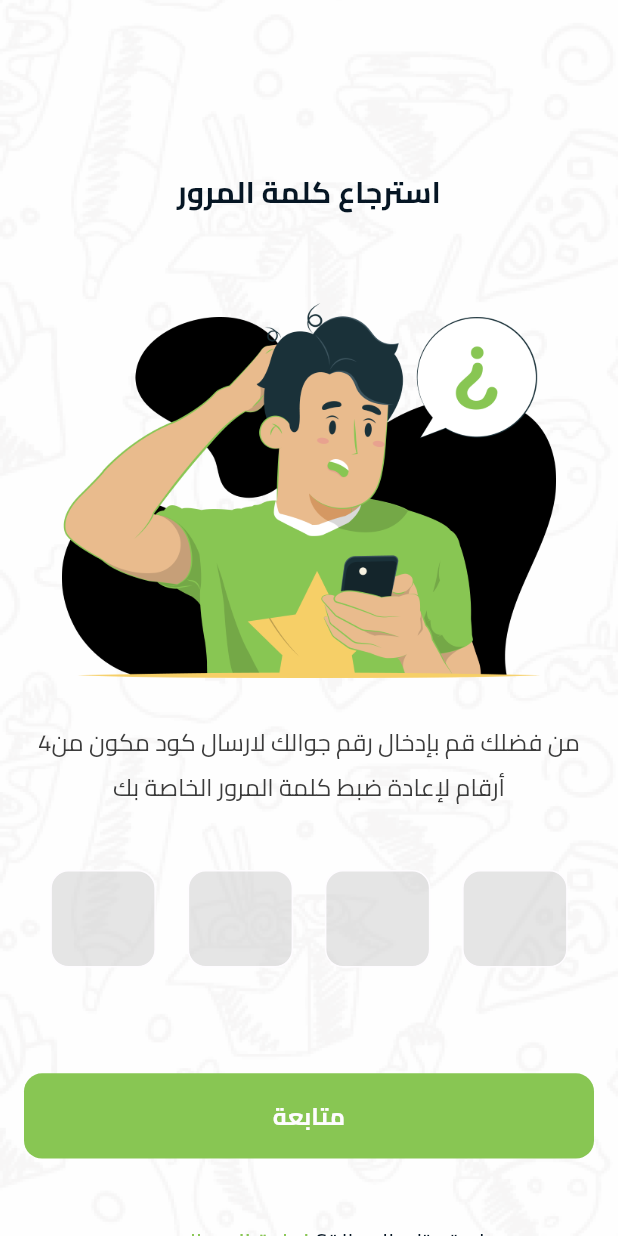
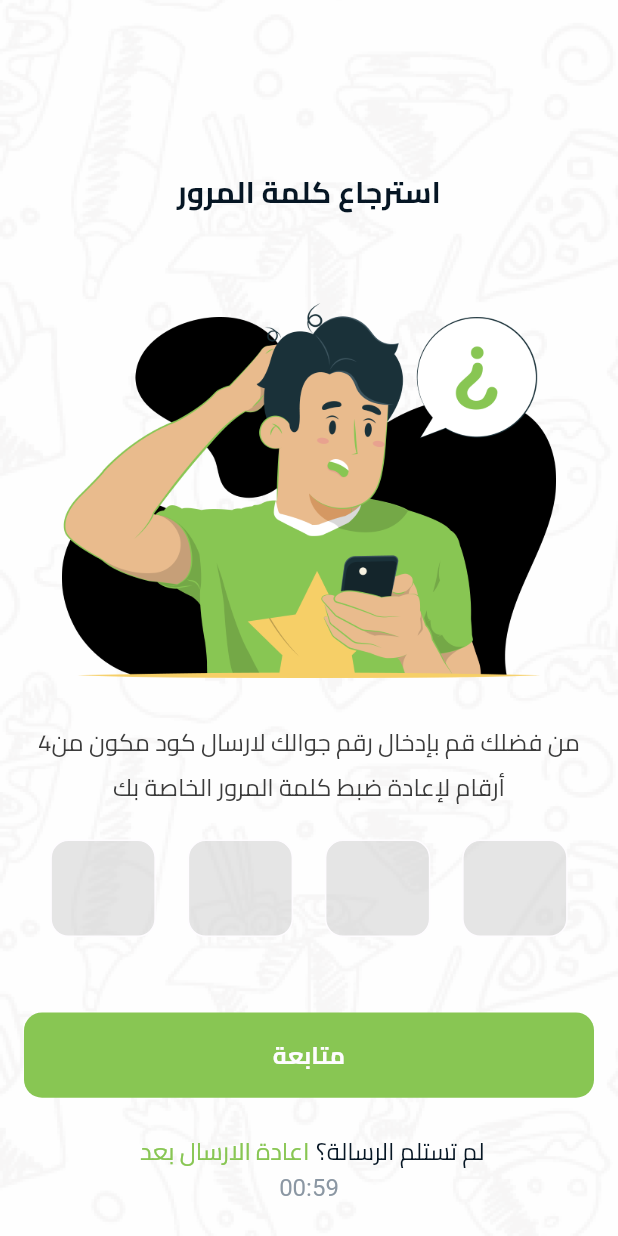
Before and after one commit to IbrahimKhattab172000/harri_farm_app, a Flutter app: the VerificationView screen opened directly, on a phone screen of 412 x 824 dp. Run offline on Flutter 3.47's test engine with Material 3 defaults, Android fonts, the light colour scheme and no system bars; drawn by our look-alikes of pin_code_fields; our stand-ins replace country_code_picker, easy_localization, flutter_screenutil, smooth_page_indicator.

Commit message:
refactored VerificationView

```diff
--- a/lib/features/verification/view/view.dart
+++ b/lib/features/verification/view/view.dart
@@ -1,8 +1,11 @@
 import 'package:flutter/material.dart';
-import 'package:harri_farm_app/features/verification/widgets/image.dart';
+import 'package:harri_farm_app/features/verification/widgets/verification_button.dart';
+import 'package:harri_farm_app/features/verification/widgets/verification_image.dart';
 import 'package:harri_farm_app/features/verification/widgets/resend_code.dart';
-import 'package:harri_farm_app/features/verification/widgets/title.dart';
-import 'package:harri_farm_app/features/verification/widgets/verification_body.dart';
+import 'package:harri_farm_app/features/verification/widgets/verification_note.dart';
+import 'package:harri_farm_app/features/verification/widgets/verification_pin_code_fileld.dart';
+import 'package:harri_farm_app/features/verification/widgets/verification_resend_text.dart';
+import 'package:harri_farm_app/features/verification/widgets/verification_title.dart';
 import 'package:harri_farm_app/widgets/app_decorated_background.dart';
 import 'package:harri_farm_app/helpers/dimentions.dart';
 import 'package:harri_farm_app/helpers/utils.dart';
@@ -24,7 +27,13 @@ class VerificationView extends StatelessWidget {
                 const VerificationTitle(),
                 SizedBox(height: 28.height),
                 const VerificationImage(),
-                const VerificationBody(),
+                const VerificationNote(),
+                SizedBox(height: 20.height),
+                const VerificationPinCodeField(),
+                SizedBox(height: 20.height),
+                const VerificationButton(),
+                SizedBox(height: 20.height),
+                const VerificationResendText(),
                 const ResendWidget(),
                 SizedBox(height: Utils.bottomDevicePadding),
               ],
--- a/lib/features/verification/widgets/verification_body.dart
+++ /dev/null
@@ -1,58 +0,0 @@
-import 'package:easy_localization/easy_localization.dart';
-import 'package:flutter/material.dart';
-import 'package:harri_farm_app/features/reset_password/view/view.dart';
-import 'package:harri_farm_app/helpers/colors.dart';
-import 'package:harri_farm_app/helpers/dimentions.dart';
-import 'package:harri_farm_app/helpers/routes.dart';
-import 'package:harri_farm_app/widgets/app_button.dart';
-import 'package:harri_farm_app/widgets/app_pin_code_field.dart';
-import 'package:harri_farm_app/widgets/app_text.dart';
-
-class VerificationBody extends StatelessWidget {
-  const VerificationBody({super.key});
-
-  @override
-  Widget build(BuildContext context) {
-    return Column(
-      children: [
-        AppText(
-          title: "forgot_password_note".tr(),
-          color: const Color.fromRGBO(59, 59, 59, 1),
-          fontSize: 16,
-          textAlign: TextAlign.center,
-          maxLines: 3,
-          overflow: TextOverflow.ellipsis,
-        ),
-        SizedBox(height: 40.height),
-        AppPinCodeField(
-          onChanged: (code) {},
-        ),
-        SizedBox(height: 40.height),
-        AppButton(
-          title: "continue".tr(),
-          onTap: () {
-            RouteUtils.navigateTo(const ResetPasswordView());
-          },
-        ),
-        SizedBox(height: 40.height),
-        Row(
-          mainAxisAlignment: MainAxisAlignment.center,
-          children: [
-            AppText(
-              title: "didnt_recive_the_code".tr(),
-              color: AppColors.black,
-              fontSize: 16,
-            ),
-            SizedBox(width: 4.width),
-            AppText(
-              title: "resending_in".tr(),
-              color: AppColors.primary,
-              fontSize: 16,
-            ),
-            SizedBox(width: 4.width),
-          ],
-        )
-      ],
-    );
-  }
-}
--- /dev/null
+++ b/lib/features/verification/widgets/verification_button.dart
@@ -0,0 +1,21 @@
+import 'package:easy_localization/easy_localization.dart';
+import 'package:flutter/material.dart';
+import 'package:harri_farm_app/features/reset_password/view/view.dart';
+import 'package:harri_farm_app/helpers/routes.dart';
+import 'package:harri_farm_app/widgets/app_button.dart';
+
+class VerificationButton extends StatelessWidget {
+  const VerificationButton({
+    super.key,
+  });
+
+  @override
+  Widget build(BuildContext context) {
+    return AppButton(
+      title: "continue".tr(),
+      onTap: () {
+        RouteUtils.navigateTo(const ResetPasswordView());
+      },
+    );
+  }
+}
--- /dev/null
+++ b/lib/features/verification/widgets/verification_note.dart
@@ -0,0 +1,21 @@
+import 'package:easy_localization/easy_localization.dart';
+import 'package:flutter/material.dart';
+import 'package:harri_farm_app/widgets/app_text.dart';
+
+class VerificationNote extends StatelessWidget {
+  const VerificationNote({
+    super.key,
+  });
+
+  @override
+  Widget build(BuildContext context) {
+    return AppText(
+      title: "forgot_password_note".tr(),
+      color: const Color.fromRGBO(59, 59, 59, 1),
+      fontSize: 16,
+      textAlign: TextAlign.center,
+      maxLines: 3,
+      overflow: TextOverflow.ellipsis,
+    );
+  }
+}
--- /dev/null
+++ b/lib/features/verification/widgets/verification_pin_code_fileld.dart
@@ -0,0 +1,15 @@
+import 'package:flutter/material.dart';
+import 'package:harri_farm_app/widgets/app_pin_code_field.dart';
+
+class VerificationPinCodeField extends StatelessWidget {
+  const VerificationPinCodeField({
+    super.key,
+  });
+
+  @override
+  Widget build(BuildContext context) {
+    return AppPinCodeField(
+      onChanged: (code) {},
+    );
+  }
+}
--- /dev/null
+++ b/lib/features/verification/widgets/verification_resend_text.dart
@@ -0,0 +1,32 @@
+import 'package:easy_localization/easy_localization.dart';
+import 'package:flutter/material.dart';
+import 'package:harri_farm_app/helpers/colors.dart';
+import 'package:harri_farm_app/helpers/dimentions.dart';
+import 'package:harri_farm_app/widgets/app_text.dart';
+
+class VerificationResendText extends StatelessWidget {
+  const VerificationResendText({
+    super.key,
+  });
+
+  @override
+  Widget build(BuildContext context) {
+    return Row(
+      mainAxisAlignment: MainAxisAlignment.center,
+      children: [
+        AppText(
+          title: "didnt_recive_the_code".tr(),
+          color: AppColors.black,
+          fontSize: 16,
+        ),
+        SizedBox(width: 4.width),
+        AppText(
+          title: "resending_in".tr(),
+          color: AppColors.primary,
+          fontSize: 16,
+        ),
+        SizedBox(width: 4.width),
+      ],
+    );
+  }
+}
```
Also changed, not shown: lib/features/verification/widgets/verification_image.dart (renamed from lib/features/verification/widgets/image.dart), lib/features/verification/widgets/verification_title.dart (renamed from lib/features/verification/widgets/title.dart).
